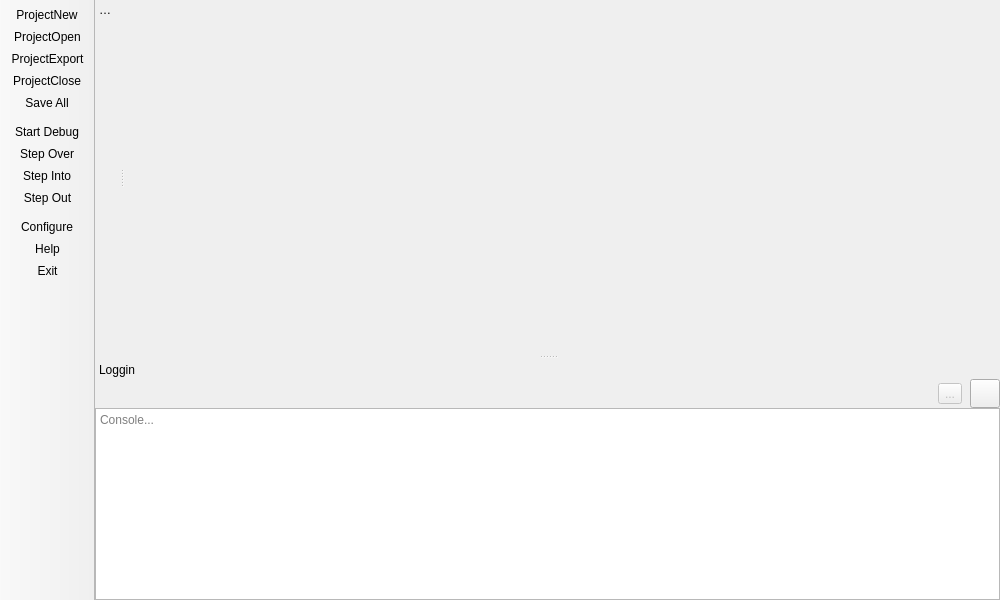
Before: the Qt Designer form mainwindow.ui in martinribelotta/embedded-ide, drawn with Qt 5.
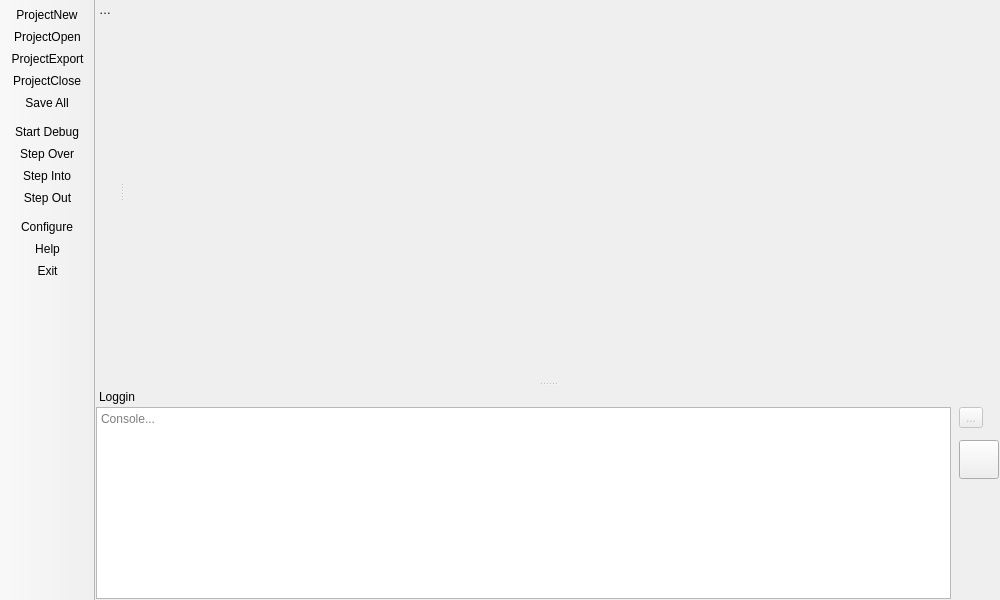
After: the same form once the commit is applied. Icons and pictures are not drawn. Custom widgets are drawn as their Qt base class.

Diff of the .ui file:
```diff
--- a/mainwindow.ui
+++ b/mainwindow.ui
@@ -59,86 +59,23 @@
     <number>8</number>
    </attribute>
    <widget class="QWidget" name="dockWidgetContents">
-    <layout class="QGridLayout" name="gridLayout">
+    <layout class="QHBoxLayout" name="horizontalLayout">
+     <property name="spacing">
+      <number>0</number>
+     </property>
      <property name="leftMargin">
-      <number>0</number>
+      <number>1</number>
      </property>
      <property name="topMargin">
-      <number>0</number>
+      <number>1</number>
      </property>
      <property name="rightMargin">
-      <number>0</number>
+      <number>1</number>
      </property>
      <property name="bottomMargin">
-      <number>0</number>
+      <number>1</number>
      </property>
-     <property name="spacing">
-      <number>0</number>
-     </property>
-     <item row="0" column="0">
-      <spacer name="horizontalSpacer">
-       <property name="orientation">
-        <enum>Qt::Horizontal</enum>
-       </property>
-       <property name="sizeHint" stdset="0">
-        <size>
-         <width>808</width>
-         <height>20</height>
-        </size>
-       </property>
-      </spacer>
-     </item>
-     <item row="0" column="3">
-      <widget class="QToolButton" name="toolButton">
-       <property name="icon">
-        <iconset theme="edit-clear" resource="resources.qrc">
-         <normaloff>:/icon-theme/icon-theme/edit-clear.png</normaloff>:/icon-theme/icon-theme/edit-clear.png</iconset>
-       </property>
-       <property name="iconSize">
-        <size>
-         <width>22</width>
-         <height>22</height>
-        </size>
-       </property>
-      </widget>
-     </item>
-     <item row="0" column="1">
-      <widget class="QToolButton" name="buildStop">
-       <property name="enabled">
-        <bool>false</bool>
-       </property>
-       <property name="text">
-        <string>...</string>
-       </property>
-       <property name="icon">
-        <iconset theme="process-stop" resource="resources.qrc">
-         <normaloff>:/icon-theme/icon-theme/process-stop.png</normaloff>:/icon-theme/icon-theme/process-stop.png</iconset>
-       </property>
-       <property name="iconSize">
-        <size>
-         <width>22</width>
-         <height>22</height>
-        </size>
-       </property>
-      </widget>
-     </item>
-     <item row="0" column="2">
-      <spacer name="horizontalSpacer_2">
-       <property name="orientation">
-        <enum>Qt::Horizontal</enum>
-       </property>
-       <property name="sizeType">
-        <enum>QSizePolicy::Minimum</enum>
-       </property>
-       <property name="sizeHint" stdset="0">
-        <size>
-         <width>8</width>
-         <height>20</height>
-        </size>
-       </property>
-      </spacer>
-     </item>
-     <item row="1" column="0" colspan="4">
+     <item>
       <widget class="QTextBrowser" name="textLog">
        <property name="lineWrapMode">
         <enum>QTextEdit::NoWrap</enum>
@@ -154,6 +91,63 @@
        </property>
       </widget>
      </item>
+     <item>
+      <layout class="QVBoxLayout" name="verticalLayout">
+       <property name="spacing">
+        <number>12</number>
+       </property>
+       <property name="leftMargin">
+        <number>8</number>
+       </property>
+       <item>
+        <widget class="QToolButton" name="buildStop">
+         <property name="enabled">
+          <bool>false</bool>
+         </property>
+         <property name="text">
+          <string>...</string>
+         </property>
+         <property name="icon">
+          <iconset theme="process-stop" resource="resources.qrc">
+           <normaloff>:/icon-theme/icon-theme/process-stop.png</normaloff>:/icon-theme/icon-theme/process-stop.png</iconset>
+         </property>
+         <property name="iconSize">
+          <size>
+           <width>32</width>
+           <height>32</height>
+          </size>
+         </property>
+        </widget>
+       </item>
+       <item>
+        <widget class="QToolButton" name="toolButton">
+         <property name="icon">
+          <iconset theme="edit-clear" resource="resources.qrc">
+           <normaloff>:/icon-theme/icon-theme/edit-clear.png</normaloff>:/icon-theme/icon-theme/edit-clear.png</iconset>
+         </property>
+         <property name="iconSize">
+          <size>
+           <width>32</width>
+           <height>32</height>
+          </size>
+         </property>
+        </widget>
+       </item>
+       <item>
+        <spacer name="verticalSpacer">
+         <property name="orientation">
+          <enum>Qt::Vertical</enum>
+         </property>
+         <property name="sizeHint" stdset="0">
+          <size>
+           <width>20</width>
+           <height>40</height>
+          </size>
+         </property>
+        </spacer>
+       </item>
+      </layout>
+     </item>
     </layout>
    </widget>
   </widget>
```
Left out of the diff: 10 changed lines with no effect on the pictures.
